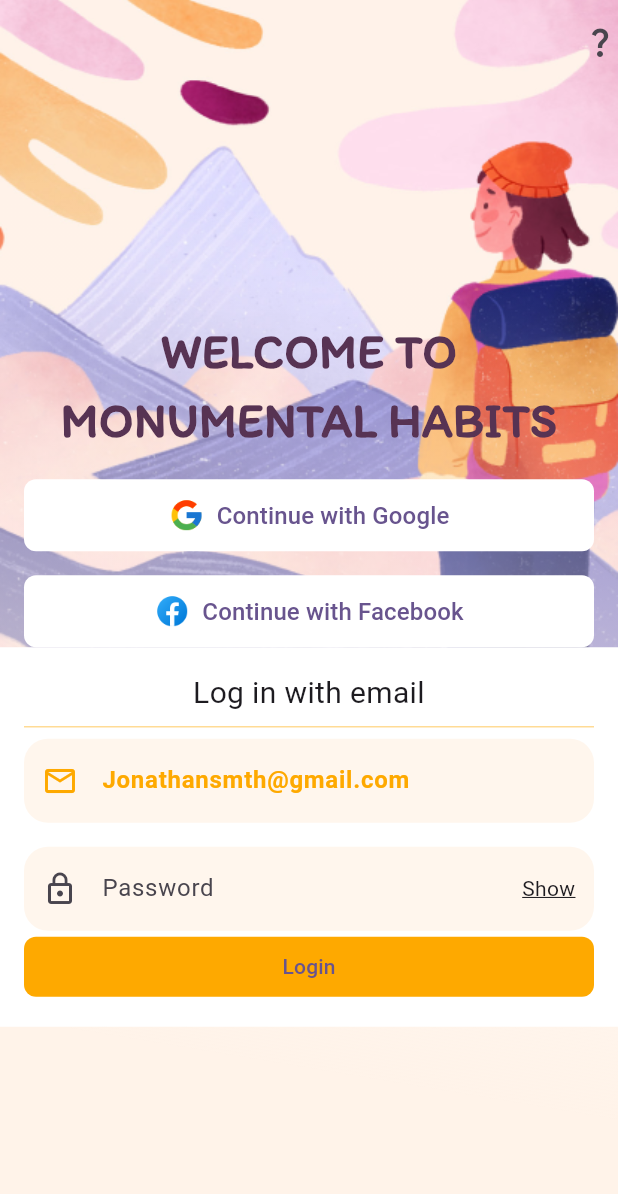
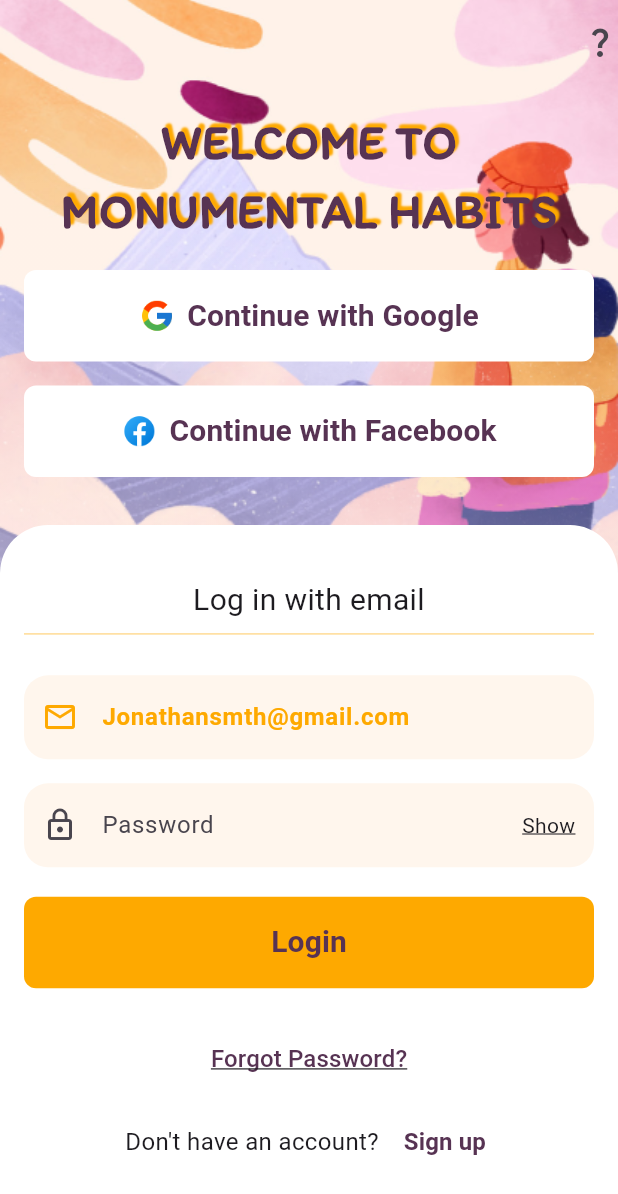
Before and after one commit to boypaida12/habits_ui, a Flutter app: the screen it shows after launch, on a phone screen of 412 x 824 dp. Shown: the top 1194 px of the screen. Run offline on Flutter 3.47's test engine with Material 3 defaults, Android fonts, the light colour scheme and no system bars; missing offline and left inert: introduction_slider.

Commit message:
Update UI for login screen.
- Added shadows to the 'Register' text.
- Changed button sizes and colors.
- Added decoration to the bottom container.
- Added 'Forgot Password?' button.

```diff
--- a/lib/auth_screens/register.dart
+++ b/lib/auth_screens/register.dart
@@ -58,6 +58,16 @@ class _RegisterState extends State<Register> {
                       fontSize: 32,
                       fontFamily: 'Itim',
                       fontWeight: FontWeight.bold,
+                      shadows: [
+                        Shadow(
+                          color: Color.fromARGB(255, 254, 169,
+                              0), // Adjust the outline color as desired
+                          offset: Offset(2.5,
+                              -2.5), // Adjust the offset for outline position
+                          blurRadius:
+                              1.0, // Adjust the blur radius for outline thickness
+                        ),
+                      ],
                     ),
                     textAlign: TextAlign.center,
                   ),
@@ -83,7 +93,7 @@ class _RegisterState extends State<Register> {
                                     elevation: MaterialStateProperty.all(0),
                                     padding: MaterialStateProperty.all<
                                             EdgeInsetsGeometry>(
-                                        EdgeInsets.symmetric(vertical: 12))),
+                                        EdgeInsets.symmetric(vertical: 16))),
                                 onPressed: () {},
                                 icon: Image.asset(
                                   'assets/images/google_icon.png',
@@ -92,8 +102,9 @@ class _RegisterState extends State<Register> {
                                 label: Text(
                                   'Continue with Google',
                                   style: TextStyle(
-                                    fontSize: 16,
-                                  ),
+                                      fontSize: 20,
+                                      color: Color.fromARGB(255, 87, 51, 83),
+                                      fontWeight: FontWeight.bold),
                                 )),
                           ),
                         ],
@@ -116,7 +127,7 @@ class _RegisterState extends State<Register> {
                                     elevation: MaterialStateProperty.all(0),
                                     padding: MaterialStateProperty.all<
                                             EdgeInsetsGeometry>(
-                                        EdgeInsets.symmetric(vertical: 12))),
+                                        EdgeInsets.symmetric(vertical: 16))),
                                 onPressed: () {},
                                 icon: Image.asset(
                                   'assets/images/facebook_icon.png',
@@ -125,8 +136,9 @@ class _RegisterState extends State<Register> {
                                 label: Text(
                                   'Continue with Facebook',
                                   style: TextStyle(
-                                    fontSize: 16,
-                                  ),
+                                      fontSize: 20,
+                                      color: Color.fromARGB(255, 87, 51, 83),
+                                      fontWeight: FontWeight.bold),
                                 )),
                           ),
                         ],
@@ -134,14 +146,23 @@ class _RegisterState extends State<Register> {
                     ],
                   ),
                 ),
-                Align(
-                  alignment: Alignment.bottomCenter,
+                SizedBox(
+                  height: 32,
+                ),
+                //this container should start from the bottom
+                Expanded(
                   child: Container(
                     padding: EdgeInsets.all(16),
+                    decoration: BoxDecoration(
                         color: Colors.white,
+                        borderRadius: BorderRadius.only(
+                            topLeft: Radius.circular(32),
+                            topRight: Radius.circular(32))),
                     child: Column(
                       mainAxisAlignment: MainAxisAlignment.spaceEvenly,
                       crossAxisAlignment: CrossAxisAlignment.stretch,
+                      children: [
+                        Column(
                           children: [
                             Text(
                               'Log in with email',
@@ -152,6 +173,8 @@ class _RegisterState extends State<Register> {
                             ),
                             Divider(
                               color: Color.fromARGB(106, 254, 169, 0),
+                            ),
+                          ],
                         ),
                         Column(
                           children: [
@@ -215,12 +238,75 @@ class _RegisterState extends State<Register> {
                                               BorderRadius.circular(8)),
                                     ),
                                     elevation: MaterialStateProperty.all(0),
-                                  ),
+                                    padding: MaterialStateProperty.all<
+                                            EdgeInsetsGeometry>(
+                                        EdgeInsets.symmetric(vertical: 16))),
                                 onPressed: () {},
                                 child: Text(
                                   'Login',
-                                  )),
-                            )
+                                  style: TextStyle(
+                                    fontSize: 20,
+                                    fontWeight: FontWeight.bold,
+                                    color: Color.fromARGB(255, 87, 51, 83),
+                                  ),
+                                ),
+                              ),
+                            ),
+                          ],
+                        ),
+                        Column(
+                          children: [
+                            Row(
+                              children: [
+                                Expanded(
+                                  child: TextButton(
+                                    style: ButtonStyle(
+                                        padding: MaterialStateProperty.all<
+                                                EdgeInsetsGeometry>(
+                                            EdgeInsets.symmetric(
+                                                vertical: 16))),
+                                    onPressed: () {},
+                                    child: Text(
+                                      'Forgot Password?',
+                                      style: TextStyle(
+                                        fontSize: 16,
+                                        decoration: TextDecoration.underline,
+                                        color: Color.fromARGB(255, 87, 51, 83),
+                                      ),
+                                    ),
+                                  ),
+                                ),
+                              ],
+                            ),
+                            Row(
+                              mainAxisAlignment: MainAxisAlignment.center,
+                              children: [
+                                Text(
+                                  "Don't have an account?",
+                                  style: TextStyle(
+                                    fontSize: 16,
+                                  ),
+                                ),
+                                SizedBox(
+                                  width: 12,
+                                ),
+                                TextButton(
+                                  style: ButtonStyle(
+                                      padding: MaterialStateProperty.all<
+                                              EdgeInsetsGeometry>(
+                                          EdgeInsets.symmetric(vertical: 16))),
+                                  onPressed: () {},
+                                  child: Text(
+                                    'Sign up',
+                                    style: TextStyle(
+                                      fontSize: 16,
+                                      fontWeight: FontWeight.bold,
+                                      color: Color.fromARGB(255, 87, 51, 83),
+                                    ),
+                                  ),
+                                ),
+                              ],
+                            ),
                           ],
                         )
                       ],
```
Lines whose indentation alone changed are shown as unchanged.
